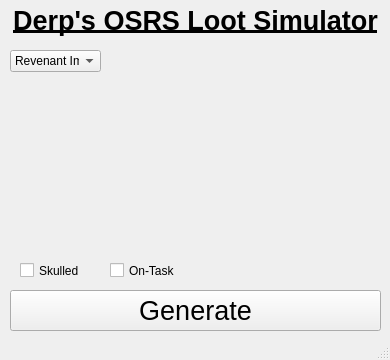
This is GenerateList/mainwindow.ui in Stemm0012/Qt_Git_Practice_Tools as Qt 5 draws it before an edit. The edited form follows.
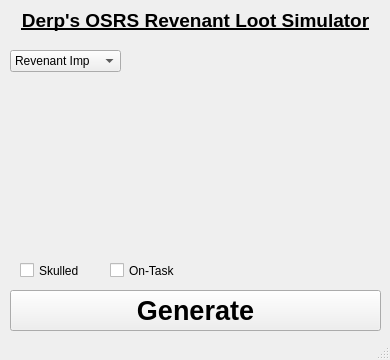
This is the edited form.

Commit message: Added Monster List

```diff
--- a/GenerateList/mainwindow.ui
+++ b/GenerateList/mainwindow.ui
@@ -26,6 +26,8 @@
     <property name="font">
      <font>
       <pointsize>20</pointsize>
+      <weight>75</weight>
+      <bold>true</bold>
      </font>
     </property>
     <property name="text">
@@ -43,7 +45,7 @@
     </property>
     <property name="font">
      <font>
-      <pointsize>20</pointsize>
+      <pointsize>14</pointsize>
       <weight>75</weight>
       <italic>false</italic>
       <bold>true</bold>
@@ -51,7 +53,7 @@
      </font>
     </property>
     <property name="text">
-     <string>Derp's OSRS Loot Simulator</string>
+     <string>Derp's OSRS Revenant Loot Simulator</string>
     </property>
     <property name="alignment">
      <set>Qt::AlignCenter</set>
@@ -88,7 +90,7 @@
      <rect>
       <x>10</x>
       <y>50</y>
-      <width>91</width>
+      <width>111</width>
       <height>22</height>
      </rect>
     </property>
```
Left out of the diff: 50 changed lines with no effect on the pictures.
